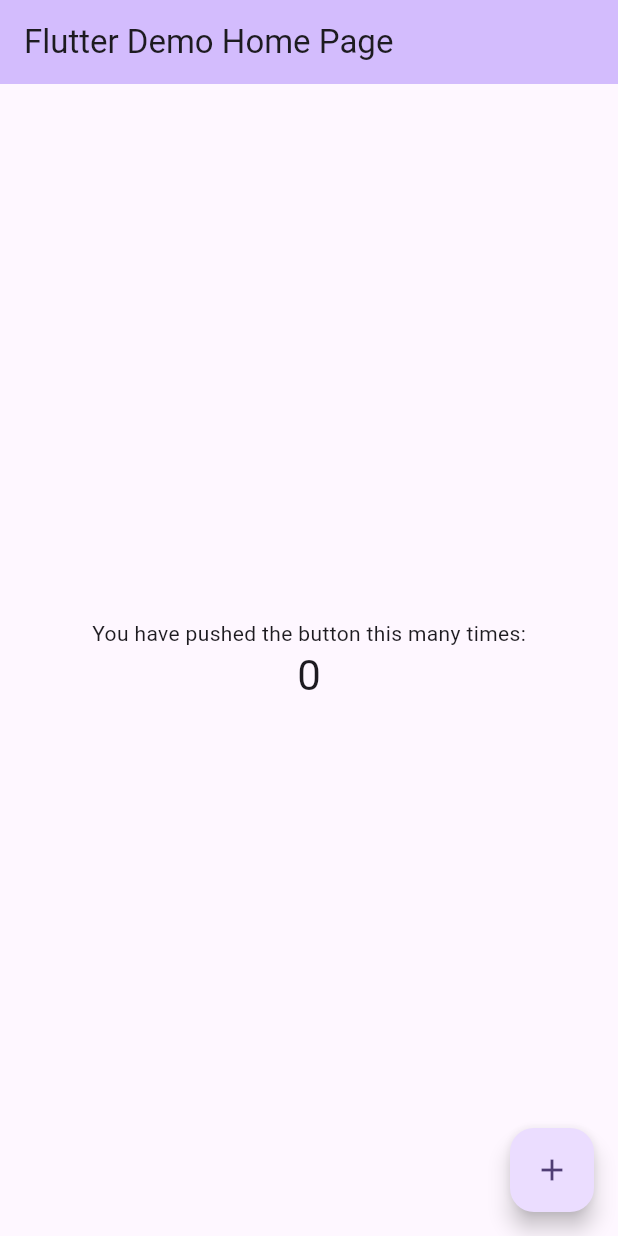
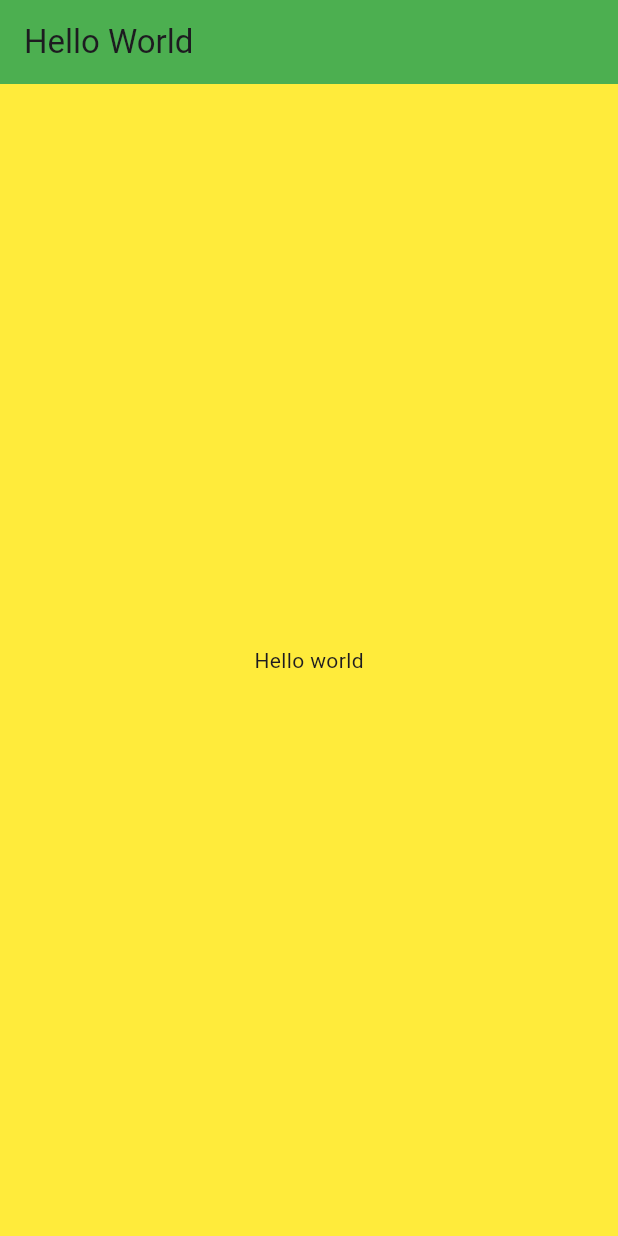
Before and after one commit to wanmuz86/flutter-day1-may24, a Flutter app: the screen it shows after launch, on a phone screen of 412 x 824 dp. Run offline on Flutter 3.47's test engine with Material 3 defaults, Android fonts, the phone set to English and light mode, and no system bars.

Commit message:
hello world, bg color, center

```diff
--- a/lib/main.dart
+++ b/lib/main.dart
@@ -13,113 +13,25 @@
     return MaterialApp(
       title: 'Flutter Demo',
       theme: ThemeData(
-        // This is the theme of your application.
-        //
-        // TRY THIS: Try running your application with "flutter run". You'll see
-        // the application has a purple toolbar. Then, without quitting the app,
-        // try changing the seedColor in the colorScheme below to Colors.green
-        // and then invoke "hot reload" (save your changes or press the "hot
-        // reload" button in a Flutter-supported IDE, or press "r" if you used
-        // the command line to start the app).
-        //
-        // Notice that the counter didn't reset back to zero; the application
-        // state is not lost during the reload. To reset the state, use hot
-        // restart instead.
-        //
-        // This works for code too, not just values: Most code changes can be
-        // tested with just a hot reload.
+
         colorScheme: ColorScheme.fromSeed(seedColor: Colors.deepPurple),
         useMaterial3: true,
       ),
-      home: const MyHomePage(title: 'Flutter Demo Home Page'),
+      home: HomePage(),
     );
   }
 }
 
-class MyHomePage extends StatefulWidget {
-  const MyHomePage({super.key, required this.title});
-
-  // This widget is the home page of your application. It is stateful, meaning
-  // that it has a State object (defined below) that contains fields that affect
-  // how it looks.
-
-  // This class is the configuration for the state. It holds the values (in this
-  // case the title) provided by the parent (in this case the App widget) and
-  // used by the build method of the State. Fields in a Widget subclass are
-  // always marked "final".
-
-  final String title;
-
-  @override
-  State<MyHomePage> createState() => _MyHomePageState();
-}
-
-class _MyHomePageState extends State<MyHomePage> {
-  int _counter = 0;
-
-  void _incrementCounter() {
-    setState(() {
-      // This call to setState tells the Flutter framework that something has
-      // changed in this State, which causes it to rerun the build method below
-      // so that the display can reflect the updated values. If we changed
-      // _counter without calling setState(), then the build method would not be
-      // called again, and so nothing would appear to happen.
-      _counter++;
-    });
-  }
+class HomePage extends StatelessWidget {
+  const HomePage({super.key});
 
   @override
   Widget build(BuildContext context) {
-    // This method is rerun every time setState is called, for instance as done
-    // by the _incrementCounter method above.
-    //
-    // The Flutter framework has been optimized to make rerunning build methods
-    // fast, so that you can just rebuild anything that needs updating rather
-    // than having to individually change instances of widgets.
     return Scaffold(
-      appBar: AppBar(
-        // TRY THIS: Try changing the color here to a specific color (to
-        // Colors.amber, perhaps?) and trigger a hot reload to see the AppBar
-        // change color while the other colors stay the same.
-        backgroundColor: Theme.of(context).colorScheme.inversePrimary,
-        // Here we take the value from the MyHomePage object that was created by
-        // the App.build method, and use it to set our appbar title.
-        title: Text(widget.title),
-      ),
-      body: Center(
-        // Center is a layout widget. It takes a single child and positions it
-        // in the middle of the parent.
-        child: Column(
-          // Column is also a layout widget. It takes a list of children and
-          // arranges them vertically. By default, it sizes itself to fit its
-          // children horizontally, and tries to be as tall as its parent.
-          //
-          // Column has various properties to control how it sizes itself and
-          // how it positions its children. Here we use mainAxisAlignment to
-          // center the children vertically; the main axis here is the vertical
-          // axis because Columns are vertical (the cross axis would be
-          // horizontal).
-          //
-          // TRY THIS: Invoke "debug painting" (choose the "Toggle Debug Paint"
-          // action in the IDE, or press "p" in the console), to see the
-          // wireframe for each widget.
-          mainAxisAlignment: MainAxisAlignment.center,
-          children: <Widget>[
-            const Text(
-              'You have pushed the button this many times:',
-            ),
-            Text(
-              '$_counter',
-              style: Theme.of(context).textTheme.headlineMedium,
-            ),
-          ],
-        ),
-      ),
-      floatingActionButton: FloatingActionButton(
-        onPressed: _incrementCounter,
-        tooltip: 'Increment',
-        child: const Icon(Icons.add),
-      ), // This trailing comma makes auto-formatting nicer for build methods.
+      backgroundColor: Colors.yellow,
+      appBar: AppBar(title: Text("Hello World"),
+        backgroundColor: Colors.green,),
+      body: Center(child: Text("Hello world"))
     );
   }
 }
```
